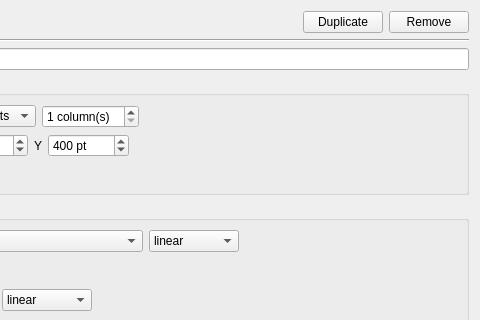
First picture: the form in shapeout2/gui/analysis/ana_plot.ui, repository ZELLMECHANIK-DRESDEN/ShapeOut2, before the edit; both pictures show x 147 to 627 and y 0 to 320 of the 627 by 934 pixel window.
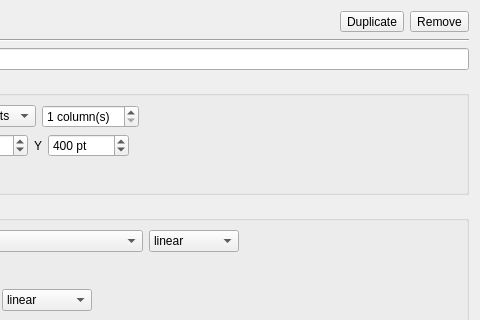
Second picture: the form after the edit. Icons and pictures are not drawn. Custom widgets are drawn as their Qt base class.

Commit message: fix: allow to reorder the dataset list (close #46) and iconify buttons at the top of Analysis view

Patch:
```diff
--- a/shapeout2/gui/analysis/ana_plot.ui
+++ b/shapeout2/gui/analysis/ana_plot.ui
@@ -44,14 +44,14 @@
       </spacer>
      </item>
      <item>
-      <widget class="QPushButton" name="pushButton_duplicate">
+      <widget class="QToolButton" name="toolButton_duplicate">
        <property name="text">
         <string>Duplicate</string>
        </property>
       </widget>
      </item>
      <item>
-      <widget class="QPushButton" name="pushButton_remove">
+      <widget class="QToolButton" name="toolButton_remove">
        <property name="text">
         <string>Remove</string>
        </property>
```
Left out of the diff: 6 changed lines with no effect on the pictures. The commit also changes 27 other files.
